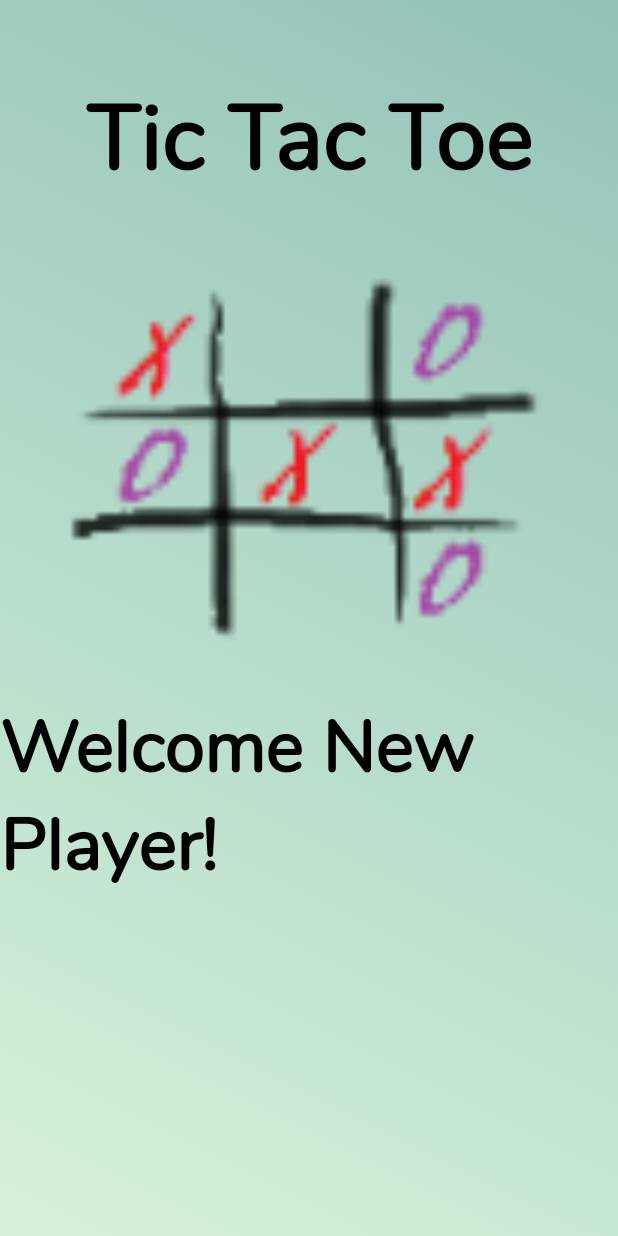
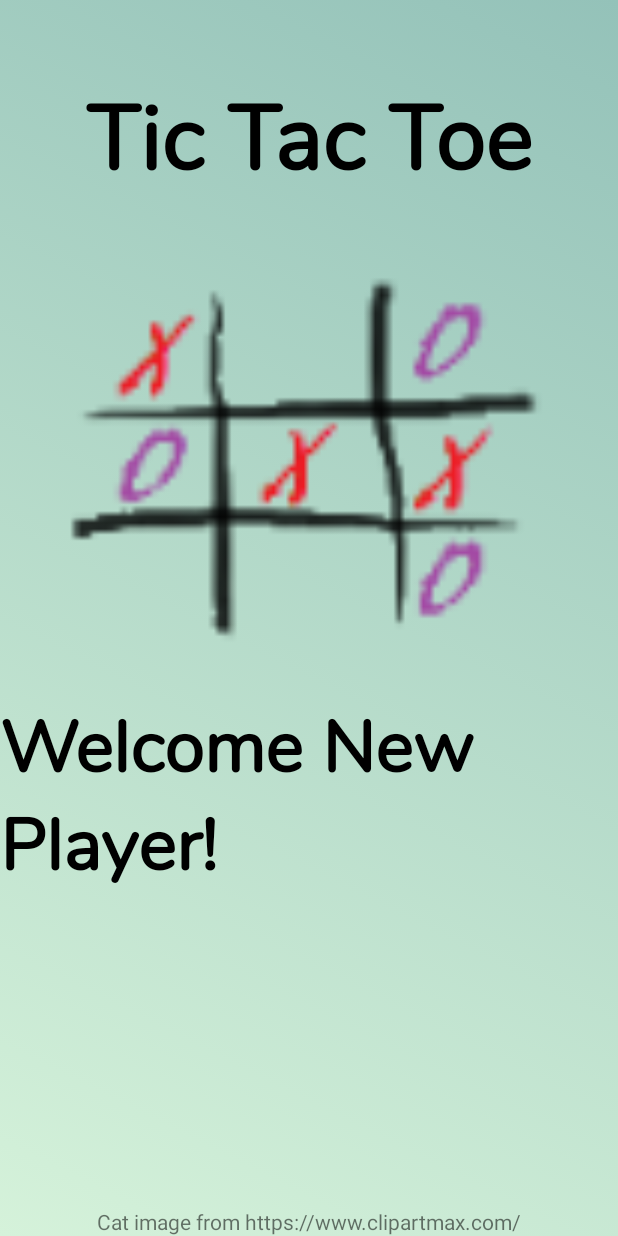
Before and after one commit to tylerbfink/TicTacToe, an Android app: the SplashScreen screen opened directly, with no data from a screen before it, on a phone screen of 412 x 824 dp. Run offline under Robolectric (Android 15) with nearby library versions, the phone set to English and light mode, and no system bars.

Commit message:
-mostly complete2

```diff
--- a/app/src/main/java/com/example/tictactoe/SplashScreen.java
+++ b/app/src/main/java/com/example/tictactoe/SplashScreen.java
@@ -23,9 +23,10 @@ public class SplashScreen extends AppCompatActivity {
         welcome_back = (TextView) findViewById(R.id.welcome_player_text);
         welcome_player = (TextView) findViewById(R.id.welcome_player_name);
 
+        //loads previous player if available
         if (ChangePlayer.getPlayerName("CURRENT_PLAYER", getBaseContext()) != null) {
             currentPlayer = ChangePlayer.getPlayerName("CURRENT_PLAYER", getBaseContext());
-            welcome_back.setText("Welcome back:");
+            welcome_back.setText("Welcome Back:");
             welcome_player.setText(currentPlayer);
         }
         else {
--- a/app/src/main/res/layout/activity_splash_screen.xml
+++ b/app/src/main/res/layout/activity_splash_screen.xml
@@ -57,4 +57,13 @@
         app:layout_constraintStart_toStartOf="parent"
         app:layout_constraintTop_toBottomOf="@+id/welcome_player_text" />
 
+    <TextView
+        android:id="@+id/textView"
+        android:layout_width="wrap_content"
+        android:layout_height="wrap_content"
+        android:text="@string/cat_credit"
+        app:layout_constraintBottom_toBottomOf="parent"
+        app:layout_constraintEnd_toEndOf="parent"
+        app:layout_constraintStart_toStartOf="parent" />
+
 </androidx.constraintlayout.widget.ConstraintLayout>
--- a/app/src/main/res/values/strings.xml
+++ b/app/src/main/res/values/strings.xml
@@ -24,6 +24,7 @@
     <string name="your_turn">\'s turn!</string>
     <string name="welcome_back">Welcome back</string>
     <string name="welcome_new">Welcome new player!</string>
+    <string name="cat_credit">Cat image from https://www.clipartmax.com/</string>
 
     <string-array name="main_menu_options">
         <item>Play Game</item>
```
Also changed, not shown: app/src/main/java/com/example/tictactoe/GamePlay.java (+51 -0 lines), app/src/main/res/layout/activity_game_play.xml (+23 -10 lines), app/src/main/res/drawable-mdpi/cats_game.png (added), app/src/main/res/drawable-xxxhdpi/tic_tac_toe.png (deleted).
